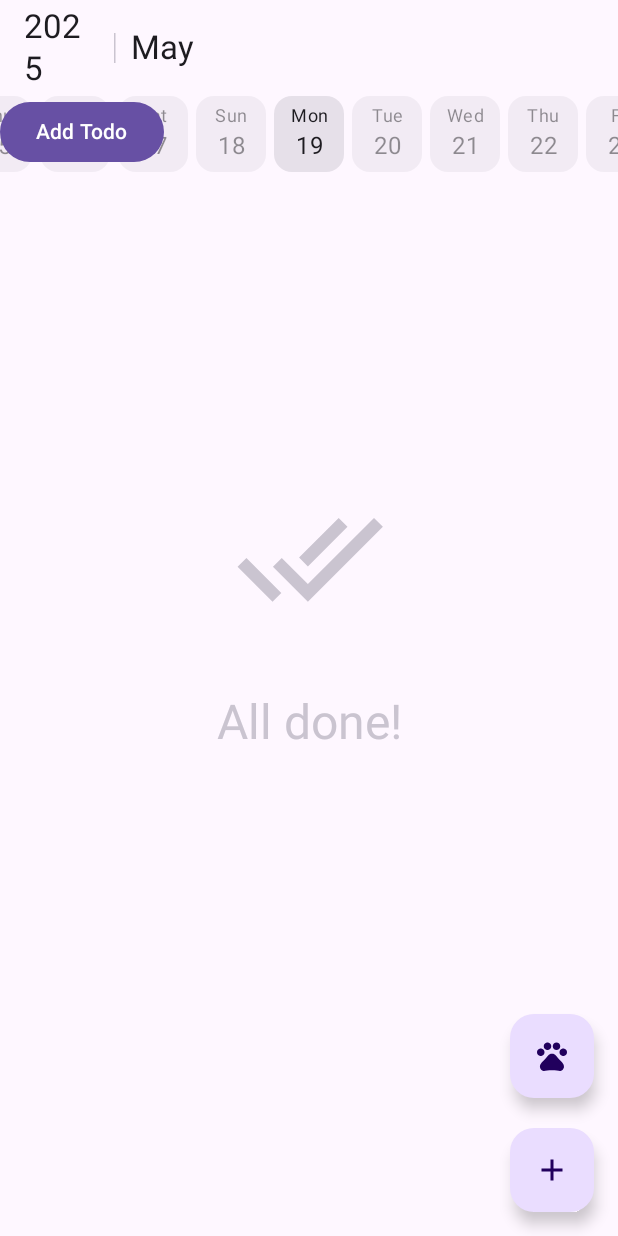
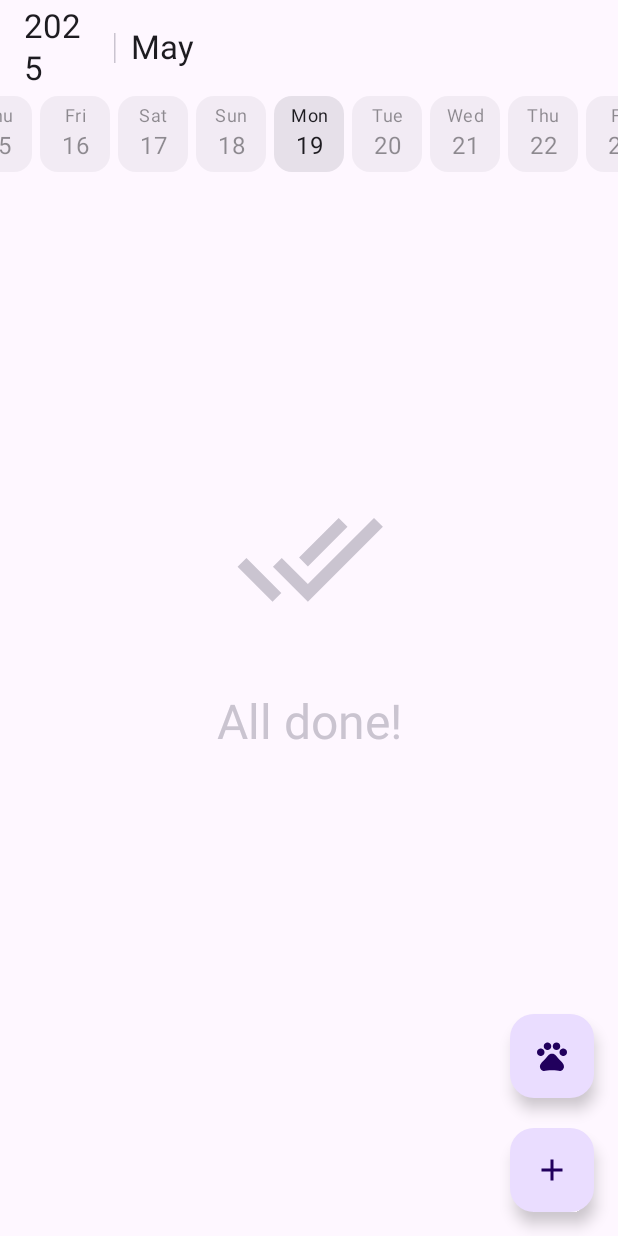
Before and after one commit to Deleranax/SAtdLCGAG, an Android app built with Jetpack Compose: the CalendarScreen screen opened through its navigation route, on a phone screen of 412 x 824 dp. Run offline under Robolectric (Android 15) with nearby library versions, the light colour scheme and no system bars; our stand-ins replace Room's generated code; pictures from the network do not load.

Commit message:
doing stuff

```diff
--- a/app/src/main/java/com/example/superawesometodolistcatgaggingappgagging/screens/calendar/CalendarScreen.kt
+++ b/app/src/main/java/com/example/superawesometodolistcatgaggingappgagging/screens/calendar/CalendarScreen.kt
@@ -357,17 +357,13 @@ fun DaySelector(
 
         val context = LocalContext.current
         Column {
-            Button(onClick = {
-                viewModel.addTodo(context, "Hello", "World", "123")
-            }) { Text("Add Todo") }
-
             val todos by viewModel.todos.collectAsState()
             LazyColumn {
                 items(todos) { todo ->
                     Text(todo.todoID.toString())
                     Text(todo.name)
                     Text(todo.desc)
-                    Text(todo.time)
+                    Text(todo.time.toString())
                 }
             }
 
```
